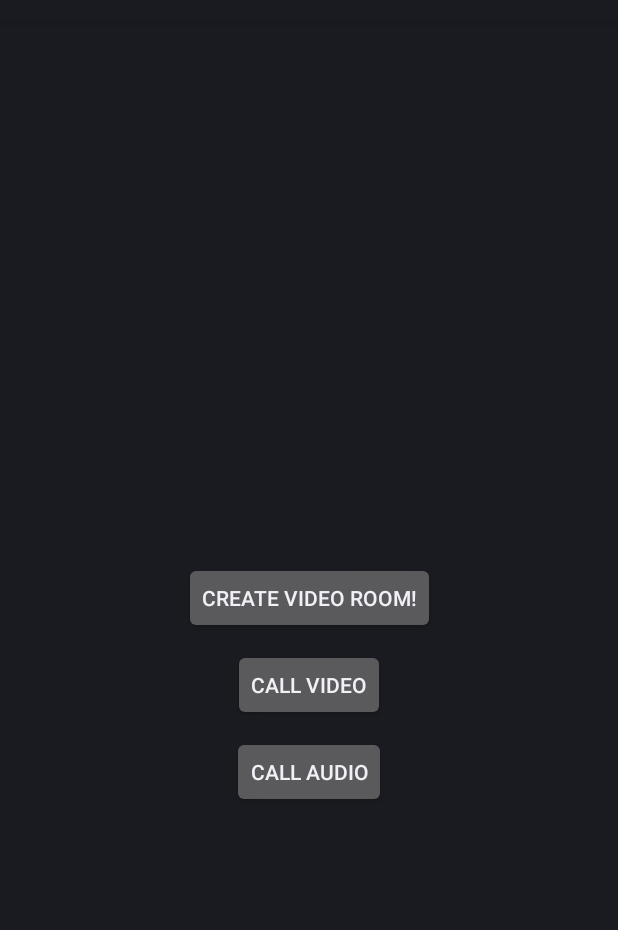
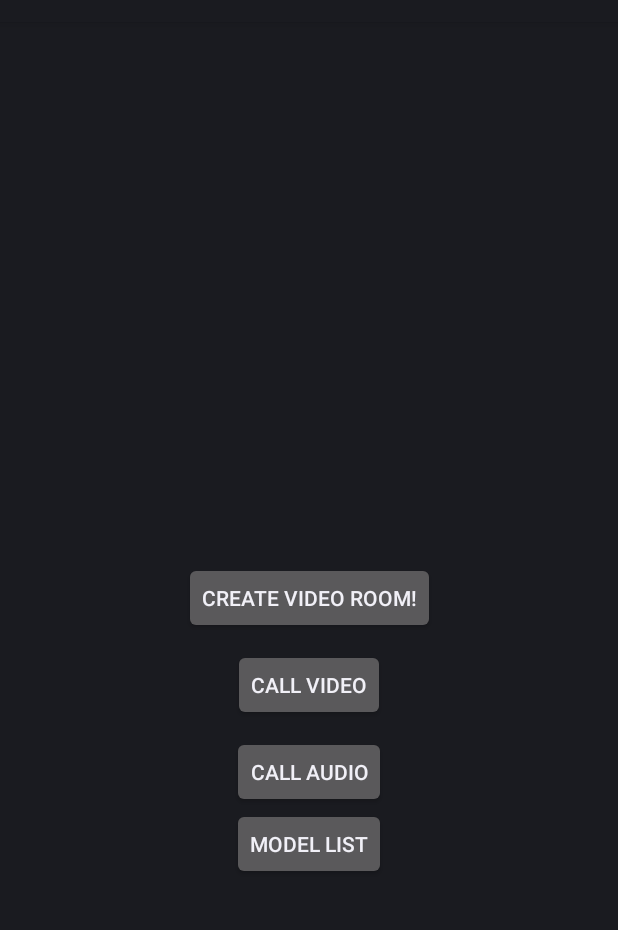
Before and after one commit to akapwsd/StreamingX, an Android app: the ChannelActivity screen opened directly, with no data from a screen before it, on a phone screen of 412 x 824 dp, the part 62-992 px from its top. Run offline under Robolectric (Android 15) with nearby library versions, the phone set to English and light mode, and no system bars.

Commit message:
add new code

```diff
--- a/app/src/main/java/com/code/myapplication/ChannelActivity.kt
+++ b/app/src/main/java/com/code/myapplication/ChannelActivity.kt
@@ -48,5 +48,8 @@ class ChannelActivity : Activity() {
                 }
             })
         }
+        model_list.setOnClickListener {
+            startActivity(Intent(this, ModelListActivity::class.java))
+        }
     }
 }
--- a/app/src/main/java/com/code/myapplication/MainActivity.kt
+++ b/app/src/main/java/com/code/myapplication/MainActivity.kt
@@ -25,11 +25,11 @@ class MainActivity : Activity() {
         super.onCreate(savedInstanceState)
         setContentView(R.layout.activity_main)
         init_btn_1.setOnClickListener {
-            RtcManager.getInstance().initRtc(this, "bfc26f2df48c11eda17ce69f99b16e0f", "nR753rmJ0PVgIw5UbceQdZHU!0lUtydywZOyVY5M", "8e625fec072ba9e09bf709f60fe7bfa126b7d2091bf839bf8b57d1c7d5fe81ec86")
+            RtcManager.getInstance().initRtc(this, "9b24e9bcf60b11eda17ce69f99b16e0f", "xCV!!XyvNHHA0Ik@+sa91f9le=WXK-E7a3lVPmS8", "1bb470d43675862e6c71a1f99ddf1e47af3718c7cec0170a8a9a4ed1730a9a0c39")
             startActivity(Intent(this@MainActivity, ChannelActivity::class.java))
         }
         init_btn_2.setOnClickListener {
-            RtcManager.getInstance().initRtc(this, "d55a2d32f48c11eda17ce69f99b16e0f", "#=g6wEkExBHAT0NRyecZaaJ=bTdJu!uhPiS9eqWn", "de8efe89aaf808a56ed86bad2a479bdd9bafda1c4c0cb700e7d2d67a50e91ae765")
+            RtcManager.getInstance().initRtc(this, "b4cf7180f60b11eda17ce69f99b16e0f", "EoM2#0XGjAWVGF-v0zOio6B66_cTB7YdMndPKFyp", "5cb39cc507a223bdbd2a293c03902332c5cfd287d7c77327b91b09e677b66fa427")
             startActivity(Intent(this@MainActivity, ChannelActivity::class.java))
         }
         resume_btn_1.setOnClickListener {
--- a/app/src/main/java/com/code/myapplication/ModelListActivity.kt
+++ b/app/src/main/java/com/code/myapplication/ModelListActivity.kt
@@ -25,8 +25,8 @@ class ModelListActivity : Activity() {
         adapter = ModelAdapter(this, list)
         model_rv.adapter = adapter
         adapter?.setModelItemClickListener(object : ModelAdapter.ModelItemClickListener {
-            override fun onItemClickListener(position: Int) {
-
+            override fun onItemClickListener(model: ModelBean) {
+                val id = model.id
             }
         })
 
--- a/app/src/main/res/layout/activity_login.xml
+++ b/app/src/main/res/layout/activity_login.xml
@@ -36,5 +36,12 @@
         app:layout_constraintRight_toRightOf="parent"
         app:layout_constraintTop_toBottomOf="@+id/call_video" />
 
-
+    <Button
+        android:id="@+id/model_list"
+        android:text="Model List"
+        android:layout_width="wrap_content"
+        android:layout_height="wrap_content"
+        app:layout_constraintLeft_toLeftOf="parent"
+        app:layout_constraintRight_toRightOf="parent"
+        app:layout_constraintTop_toBottomOf="@+id/call_audio"/>
 </androidx.constraintlayout.widget.ConstraintLayout>
```
Also changed, not shown: app/src/main/java/com/code/myapplication/ModelAdapter.kt (+5 -4 lines), app/src/main/res/layout/item_model.xml (+15 -4 lines).
